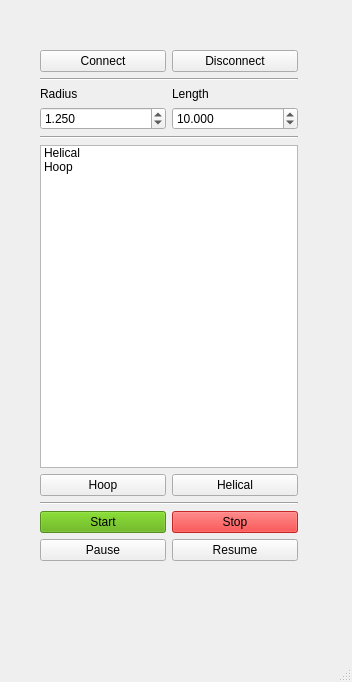
The window that WindingSoftware.ui (alexrcherry/Xwinder) describes before a commit, drawn with Qt 5.
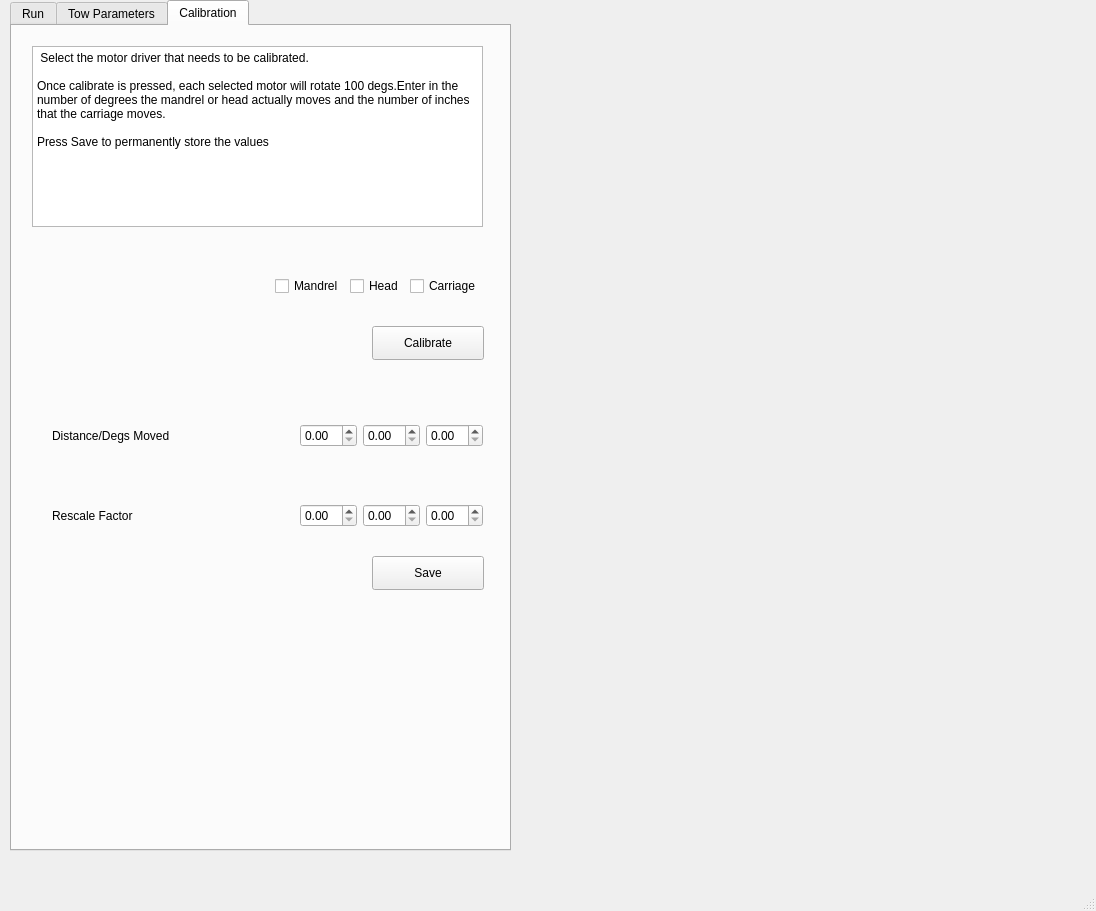
The same window after the commit.

Commit message: started to add calibration tab to gui

What changed in the file:
```diff
--- a/WindingSoftware.ui
+++ b/WindingSoftware.ui
@@ -6,8 +6,8 @@
    <rect>
     <x>0</x>
     <y>0</y>
-    <width>352</width>
-    <height>682</height>
+    <width>1096</width>
+    <height>911</height>
    </rect>
   </property>
   <property name="acceptDrops">
@@ -17,13 +17,29 @@
    <string>WindingSoftware</string>
   </property>
   <widget class="QWidget" name="centralwidget">
+   <widget class="QTabWidget" name="tabWidget">
+    <property name="geometry">
+     <rect>
+      <x>10</x>
+      <y>0</y>
+      <width>501</width>
+      <height>851</height>
+     </rect>
+    </property>
+    <property name="currentIndex">
+     <number>2</number>
+    </property>
+    <widget class="QWidget" name="tab">
+     <attribute name="title">
+      <string>Run</string>
+     </attribute>
    <widget class="QWidget" name="verticalLayoutWidget_3">
     <property name="geometry">
      <rect>
-      <x>40</x>
-      <y>50</y>
-      <width>258</width>
-      <height>511</height>
+        <x>20</x>
+        <y>10</y>
+        <width>451</width>
+        <height>781</height>
      </rect>
     </property>
     <layout class="QVBoxLayout" name="verticalLayout_3">
@@ -192,6 +208,189 @@
     </layout>
    </widget>
   </widget>
+    <widget class="QWidget" name="tab_2">
+     <attribute name="title">
+      <string>Tow Parameters</string>
+     </attribute>
+    </widget>
+    <widget class="QWidget" name="tab_3">
+     <attribute name="title">
+      <string>Calibration</string>
+     </attribute>
+     <widget class="QPushButton" name="pushButton_2">
+      <property name="geometry">
+       <rect>
+        <x>360</x>
+        <y>530</y>
+        <width>112</width>
+        <height>34</height>
+       </rect>
+      </property>
+      <property name="text">
+       <string>Save</string>
+      </property>
+     </widget>
+     <widget class="QWidget" name="horizontalLayoutWidget_2">
+      <property name="geometry">
+       <rect>
+        <x>40</x>
+        <y>370</y>
+        <width>431</width>
+        <height>80</height>
+       </rect>
+      </property>
+      <layout class="QHBoxLayout" name="horizontalLayout_7">
+       <item>
+        <widget class="QLabel" name="label_3">
+         <property name="text">
+          <string>Distance/Degs Moved</string>
+         </property>
+        </widget>
+       </item>
+       <item>
+        <spacer name="horizontalSpacer_3">
+         <property name="orientation">
+          <enum>Qt::Horizontal</enum>
+         </property>
+         <property name="sizeHint" stdset="0">
+          <size>
+           <width>40</width>
+           <height>20</height>
+          </size>
+         </property>
+        </spacer>
+       </item>
+       <item>
+        <widget class="QDoubleSpinBox" name="doubleSpinBox"/>
+       </item>
+       <item>
+        <widget class="QDoubleSpinBox" name="doubleSpinBox_2"/>
+       </item>
+       <item>
+        <widget class="QDoubleSpinBox" name="doubleSpinBox_3"/>
+       </item>
+      </layout>
+     </widget>
+     <widget class="QWidget" name="horizontalLayoutWidget_3">
+      <property name="geometry">
+       <rect>
+        <x>40</x>
+        <y>450</y>
+        <width>431</width>
+        <height>80</height>
+       </rect>
+      </property>
+      <layout class="QHBoxLayout" name="horizontalLayout_8">
+       <item>
+        <widget class="QLabel" name="label_4">
+         <property name="text">
+          <string>Rescale Factor</string>
+         </property>
+        </widget>
+       </item>
+       <item>
+        <spacer name="horizontalSpacer_2">
+         <property name="orientation">
+          <enum>Qt::Horizontal</enum>
+         </property>
+         <property name="sizeHint" stdset="0">
+          <size>
+           <width>40</width>
+           <height>20</height>
+          </size>
+         </property>
+        </spacer>
+       </item>
+       <item>
+        <widget class="QDoubleSpinBox" name="doubleSpinBox_4"/>
+       </item>
+       <item>
+        <widget class="QDoubleSpinBox" name="doubleSpinBox_5"/>
+       </item>
+       <item>
+        <widget class="QDoubleSpinBox" name="doubleSpinBox_6"/>
+       </item>
+      </layout>
+     </widget>
+     <widget class="QPushButton" name="pushButton">
+      <property name="geometry">
+       <rect>
+        <x>360</x>
+        <y>300</y>
+        <width>112</width>
+        <height>34</height>
+       </rect>
+      </property>
+      <property name="text">
+       <string>Calibrate</string>
+      </property>
+     </widget>
+     <widget class="QWidget" name="horizontalLayoutWidget">
+      <property name="geometry">
+       <rect>
+        <x>190</x>
+        <y>220</y>
+        <width>279</width>
+        <height>80</height>
+       </rect>
+      </property>
+      <layout class="QHBoxLayout" name="horizontalLayout">
+       <item>
+        <spacer name="horizontalSpacer">
+         <property name="orientation">
+          <enum>Qt::Horizontal</enum>
+         </property>
+         <property name="sizeHint" stdset="0">
+          <size>
+           <width>40</width>
+           <height>20</height>
+          </size>
+         </property>
+        </spacer>
+       </item>
+       <item>
+        <widget class="QCheckBox" name="checkBox">
+         <property name="text">
+          <string>Mandrel</string>
+         </property>
+        </widget>
+       </item>
+       <item>
+        <widget class="QCheckBox" name="checkBox_3">
+         <property name="text">
+          <string>Head</string>
+         </property>
+        </widget>
+       </item>
+       <item>
+        <widget class="QCheckBox" name="checkBox_2">
+         <property name="text">
+          <string>Carriage</string>
+         </property>
+        </widget>
+       </item>
+      </layout>
+     </widget>
+     <widget class="QPlainTextEdit" name="plainTextEdit">
+      <property name="geometry">
+       <rect>
+        <x>20</x>
+        <y>20</y>
+        <width>451</width>
+        <height>181</height>
+       </rect>
+      </property>
+      <property name="plainText">
+       <string> Select the motor driver that needs to be calibrated. 
+
+Once calibrate is pressed, each selected motor will rotate 100 degs.Enter in the number of degrees the mandrel or head actually moves and the number of inches that the carriage moves.
+
+Press Save to permanently store the values </string>
+      </property>
+     </widget>
+    </widget>
+   </widget>
+  </widget>
   <widget class="QMenuBar" name="menubar">
    <property name="geometry">
     <rect>
```
Left out of the diff: 2 changed lines with no effect on the pictures. Lines whose indentation alone changed are shown as unchanged. The commit also changes 1 other file.
